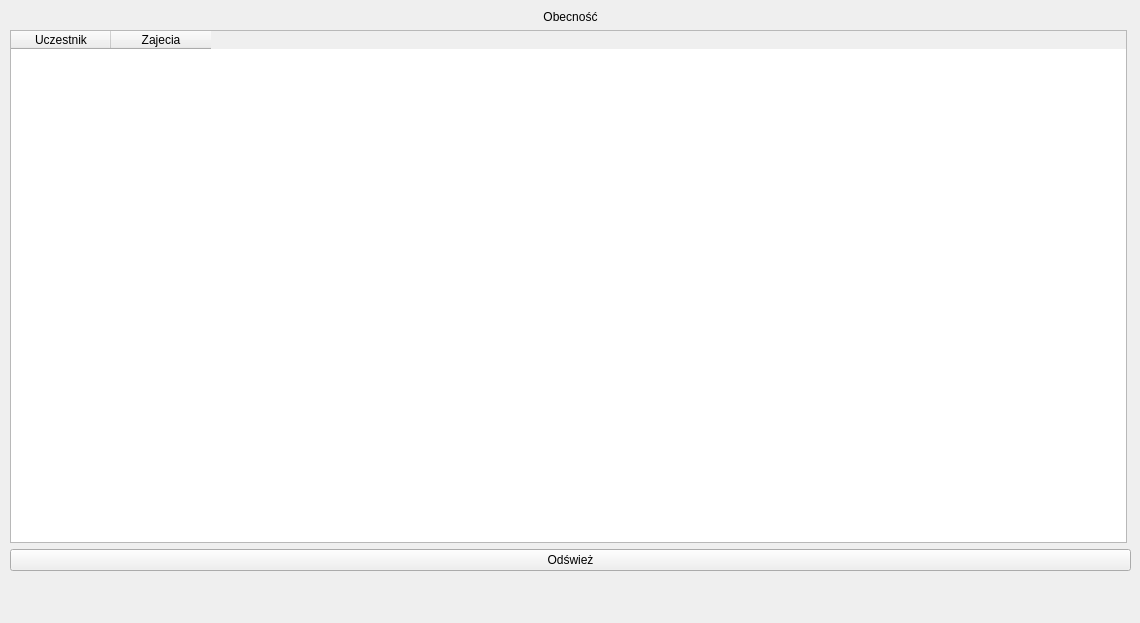
Before: the Qt Designer form tableedit_obecnosci.ui in aleksanderkalenbach/IO_2020_2021_ASP, drawn with Qt 5.
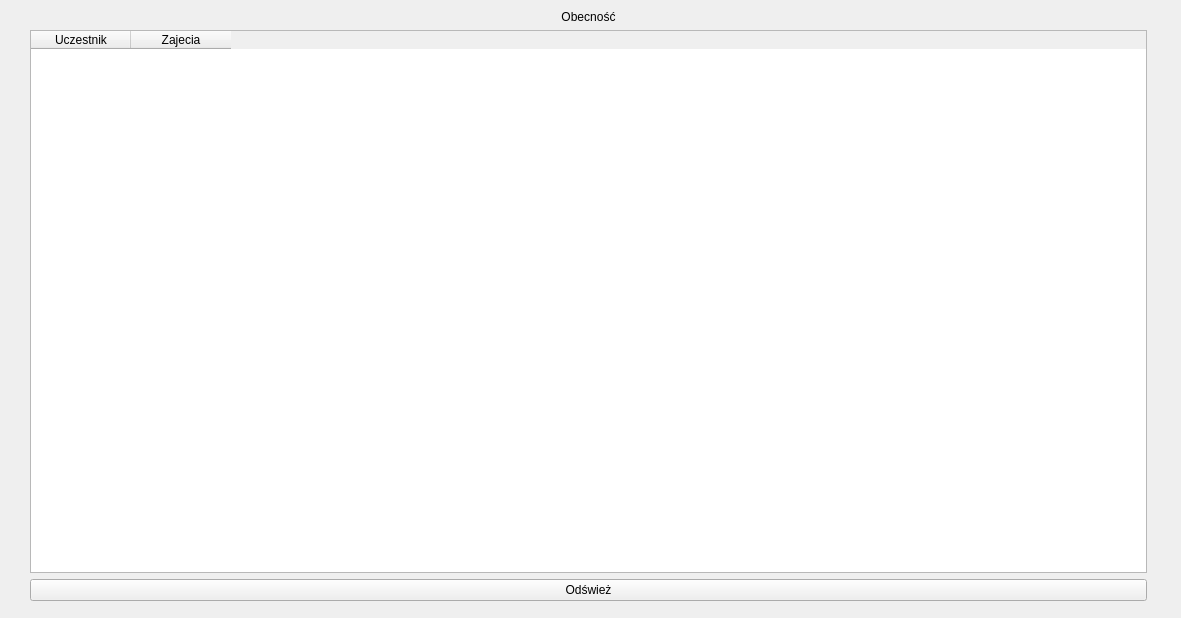
After: the same form once the commit is applied.

The edit to the form file:
```diff
--- a/tableedit_obecnosci.ui
+++ b/tableedit_obecnosci.ui
@@ -6,45 +6,34 @@
    <rect>
     <x>0</x>
     <y>0</y>
-    <width>1140</width>
-    <height>623</height>
+    <width>1181</width>
+    <height>618</height>
    </rect>
   </property>
+  <property name="minimumSize">
+   <size>
+    <width>1181</width>
+    <height>618</height>
+   </size>
+  </property>
   <property name="windowTitle">
    <string>Form</string>
   </property>
   <widget class="QWidget" name="layoutWidget">
    <property name="geometry">
     <rect>
-     <x>10</x>
+     <x>30</x>
      <y>10</y>
      <width>1121</width>
-     <height>561</height>
+     <height>591</height>
     </rect>
    </property>
    <layout class="QGridLayout" name="gridLayout_2">
+    <property name="sizeConstraint">
+     <enum>QLayout::SetMinAndMaxSize</enum>
+    </property>
     <item row="3" column="0">
      <layout class="QGridLayout" name="gridLayout">
-      <item row="0" column="0" colspan="2">
-       <widget class="QTableWidget" name="tableWidget">
-        <property name="maximumSize">
-         <size>
-          <width>1117</width>
-          <height>16777215</height>
-         </size>
-        </property>
-        <column>
-         <property name="text">
-          <string>Uczestnik</string>
-         </property>
-        </column>
-        <column>
-         <property name="text">
-          <string>Zajecia</string>
-         </property>
-        </column>
-       </widget>
-      </item>
       <item row="1" column="0" colspan="2">
        <widget class="QPushButton" name="pushButton_2">
         <property name="text">
@@ -64,6 +53,26 @@
       </property>
      </widget>
     </item>
+    <item row="1" column="0">
+     <widget class="QTableWidget" name="tableWidget">
+      <property name="maximumSize">
+       <size>
+        <width>1117</width>
+        <height>16777215</height>
+       </size>
+      </property>
+      <column>
+       <property name="text">
+        <string>Uczestnik</string>
+       </property>
+      </column>
+      <column>
+       <property name="text">
+        <string>Zajecia</string>
+       </property>
+      </column>
+     </widget>
+    </item>
    </layout>
   </widget>
  </widget>
```
